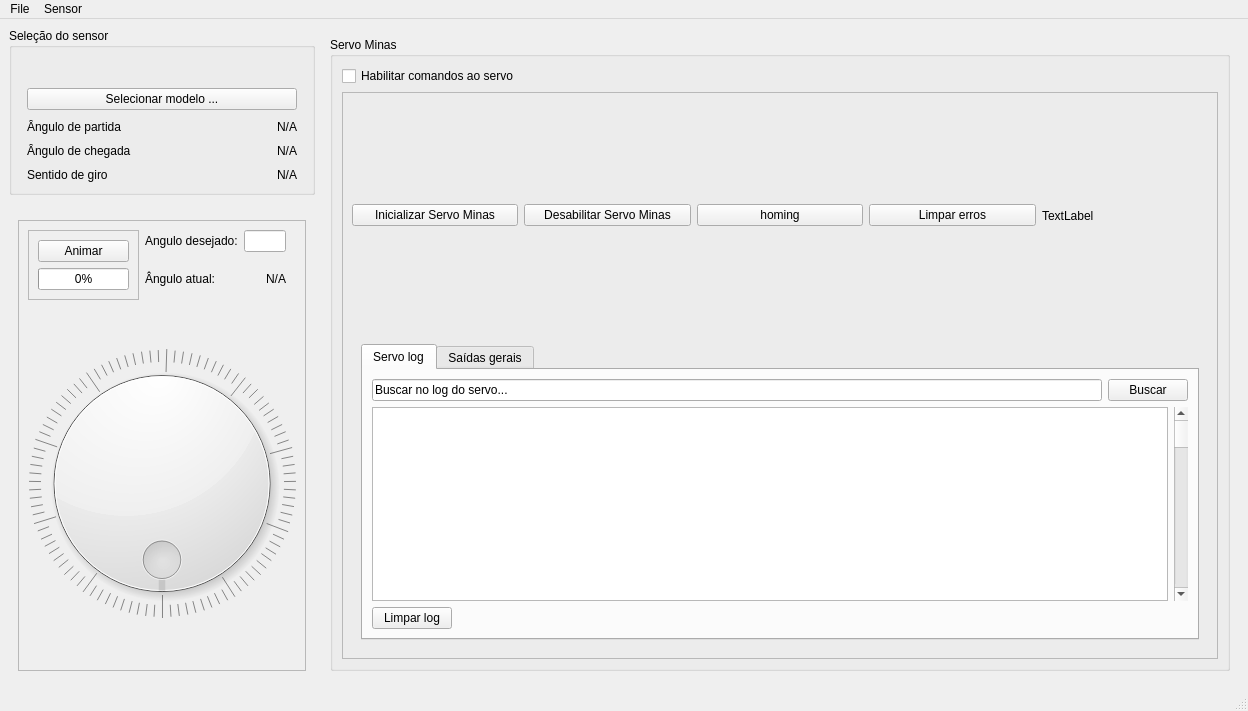
First picture: the form in mainwindow.ui, repository LucasDuarte026/QTMaat, before the edit.
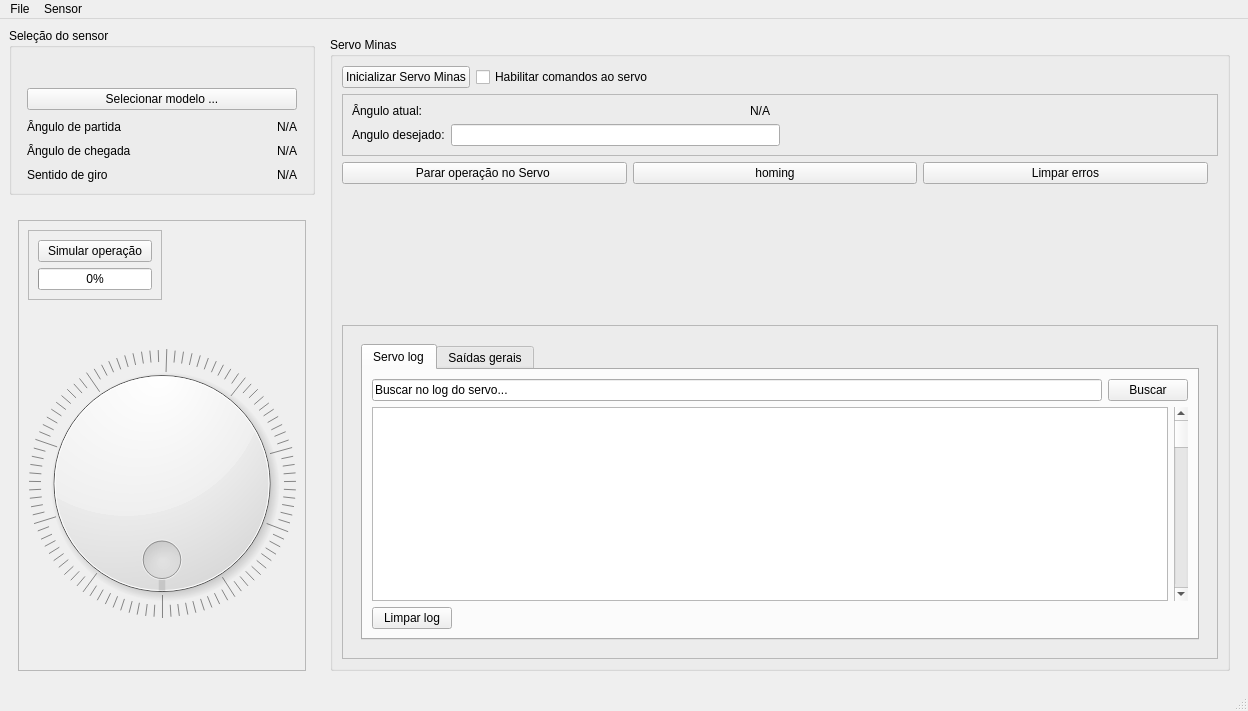
Second picture: the form after the edit. The open tabs and pages were chosen to show the change. Icons and pictures are not drawn.

```diff
--- a/mainwindow.ui
+++ b/mainwindow.ui
@@ -208,7 +208,7 @@
                        <item>
                         <widget class="QPushButton" name="animate_dial_button">
                          <property name="text">
-                          <string>Animar</string>
+                          <string>Simular operação</string>
                          </property>
                         </widget>
                        </item>
@@ -246,55 +246,7 @@
                  </spacer>
                 </item>
                 <item>
-                 <layout class="QVBoxLayout" name="verticalLayout">
-                  <item>
-                   <layout class="QHBoxLayout" name="horizontalLayout_6">
-                    <property name="rightMargin">
-                     <number>10</number>
-                    </property>
-                    <item>
-                     <widget class="QLabel" name="label">
-                      <property name="text">
-                       <string>Angulo desejado:</string>
-                      </property>
-                     </widget>
-                    </item>
-                    <item>
-                     <widget class="QLineEdit" name="degreeInsertDial"/>
-                    </item>
-                   </layout>
-                  </item>
-                  <item>
-                   <layout class="QHBoxLayout" name="horizontalLayout_7">
-                    <property name="rightMargin">
-                     <number>10</number>
-                    </property>
-                    <item>
-                     <widget class="QLabel" name="label_5">
-                      <property name="text">
-                       <string>Ângulo atual:</string>
-                      </property>
-                     </widget>
-                    </item>
-                    <item>
-                     <widget class="QLabel" name="actual_dial_degree">
-                      <property name="cursor">
-                       <cursorShape>PointingHandCursor</cursorShape>
-                      </property>
-                      <property name="text">
-                       <string>N/A</string>
-                      </property>
-                      <property name="alignment">
-                       <set>Qt::AlignmentFlag::AlignRight|Qt::AlignmentFlag::AlignTrailing|Qt::AlignmentFlag::AlignVCenter</set>
-                      </property>
-                      <property name="wordWrap">
-                       <bool>false</bool>
-                      </property>
-                     </widget>
-                    </item>
-                   </layout>
-                  </item>
-                 </layout>
+                 <layout class="QVBoxLayout" name="verticalLayout"/>
                 </item>
                </layout>
               </item>
@@ -336,6 +288,15 @@
            </property>
            <layout class="QVBoxLayout" name="verticalLayout_7">
             <item>
+             <layout class="QHBoxLayout" name="horizontalLayout_17">
+              <item>
+               <widget class="QPushButton" name="init_servo_button">
+                <property name="text">
+                 <string>Inicializar Servo Minas</string>
+                </property>
+               </widget>
+              </item>
+              <item>
              <widget class="QCheckBox" name="enable_servo_communication">
               <property name="sizePolicy">
                <sizepolicy hsizetype="MinimumExpanding" vsizetype="Fixed">
@@ -354,28 +315,96 @@
               </property>
              </widget>
             </item>
+             </layout>
+            </item>
             <item>
-             <widget class="QFrame" name="frame_2">
+             <widget class="QFrame" name="frame_3">
               <property name="frameShape">
                <enum>QFrame::Shape::StyledPanel</enum>
               </property>
               <property name="frameShadow">
                <enum>QFrame::Shadow::Raised</enum>
               </property>
-              <layout class="QVBoxLayout" name="verticalLayout_11">
+              <layout class="QGridLayout" name="gridLayout_2">
+               <item row="1" column="0">
+                <layout class="QHBoxLayout" name="horizontalLayout_16">
+                 <item>
+                  <widget class="QLabel" name="label">
+                   <property name="text">
+                    <string>Angulo desejado:</string>
+                   </property>
+                  </widget>
+                 </item>
+                 <item>
+                  <widget class="QLineEdit" name="degreeInsertDial"/>
+                 </item>
+                </layout>
+               </item>
+               <item row="0" column="0">
+                <layout class="QVBoxLayout" name="verticalLayout_20">
+                 <item>
+                  <layout class="QHBoxLayout" name="horizontalLayout_7">
+                   <property name="rightMargin">
+                    <number>10</number>
+                   </property>
+                   <item>
+                    <widget class="QLabel" name="label_5">
+                     <property name="text">
+                      <string>Ângulo atual:</string>
+                     </property>
+                    </widget>
+                   </item>
+                   <item>
+                    <widget class="QLabel" name="actual_dial_degree">
+                     <property name="cursor">
+                      <cursorShape>PointingHandCursor</cursorShape>
+                     </property>
+                     <property name="text">
+                      <string>N/A</string>
+                     </property>
+                     <property name="alignment">
+                      <set>Qt::AlignmentFlag::AlignRight|Qt::AlignmentFlag::AlignTrailing|Qt::AlignmentFlag::AlignVCenter</set>
+                     </property>
+                     <property name="wordWrap">
+                      <bool>false</bool>
+                     </property>
+                    </widget>
+                   </item>
+                  </layout>
+                 </item>
+                </layout>
+               </item>
+               <item row="1" column="1">
+                <spacer name="horizontalSpacer">
+                 <property name="orientation">
+                  <enum>Qt::Orientation::Horizontal</enum>
+                 </property>
+                 <property name="sizeHint" stdset="0">
+                  <size>
+                   <width>40</width>
+                   <height>20</height>
+                  </size>
+                 </property>
+                </spacer>
+               </item>
+              </layout>
+             </widget>
+            </item>
                <item>
                 <layout class="QHBoxLayout" name="horizontalLayout_13">
                  <item>
-                  <widget class="QPushButton" name="init_servo_button">
-                   <property name="text">
-                    <string>Inicializar Servo Minas</string>
-                   </property>
-                  </widget>
-                 </item>
+               <layout class="QVBoxLayout" name="verticalLayout_15">
+                <item>
+                 <layout class="QHBoxLayout" name="horizontalLayout_6">
+                  <property name="rightMargin">
+                   <number>10</number>
+                  </property>
+                  <item>
+                   <layout class="QHBoxLayout" name="horizontalLayout_15">
                  <item>
                   <widget class="QPushButton" name="disable_servo_button">
                    <property name="text">
-                    <string>Desabilitar Servo Minas</string>
+                       <string>Parar operação no Servo </string>
                    </property>
                   </widget>
                  </item>
@@ -393,15 +422,36 @@
                    </property>
                   </widget>
                  </item>
-                 <item>
-                  <widget class="QLabel" name="label_2">
-                   <property name="text">
-                    <string>TextLabel</string>
-                   </property>
-                  </widget>
+                   </layout>
                  </item>
                 </layout>
                </item>
+               </layout>
+              </item>
+             </layout>
+            </item>
+            <item>
+             <spacer name="verticalSpacer_2">
+              <property name="orientation">
+               <enum>Qt::Orientation::Vertical</enum>
+              </property>
+              <property name="sizeHint" stdset="0">
+               <size>
+                <width>20</width>
+                <height>40</height>
+               </size>
+              </property>
+             </spacer>
+            </item>
+            <item>
+             <widget class="QFrame" name="frame_2">
+              <property name="frameShape">
+               <enum>QFrame::Shape::StyledPanel</enum>
+              </property>
+              <property name="frameShadow">
+               <enum>QFrame::Shadow::Raised</enum>
+              </property>
+              <layout class="QVBoxLayout" name="verticalLayout_11">
                <item>
                 <widget class="QWidget" name="logPlaceHolder" native="true">
                  <property name="sizePolicy">
```
Left out of the diff: 14 changed lines with no effect on the pictures. Lines whose indentation alone changed are shown as unchanged.
